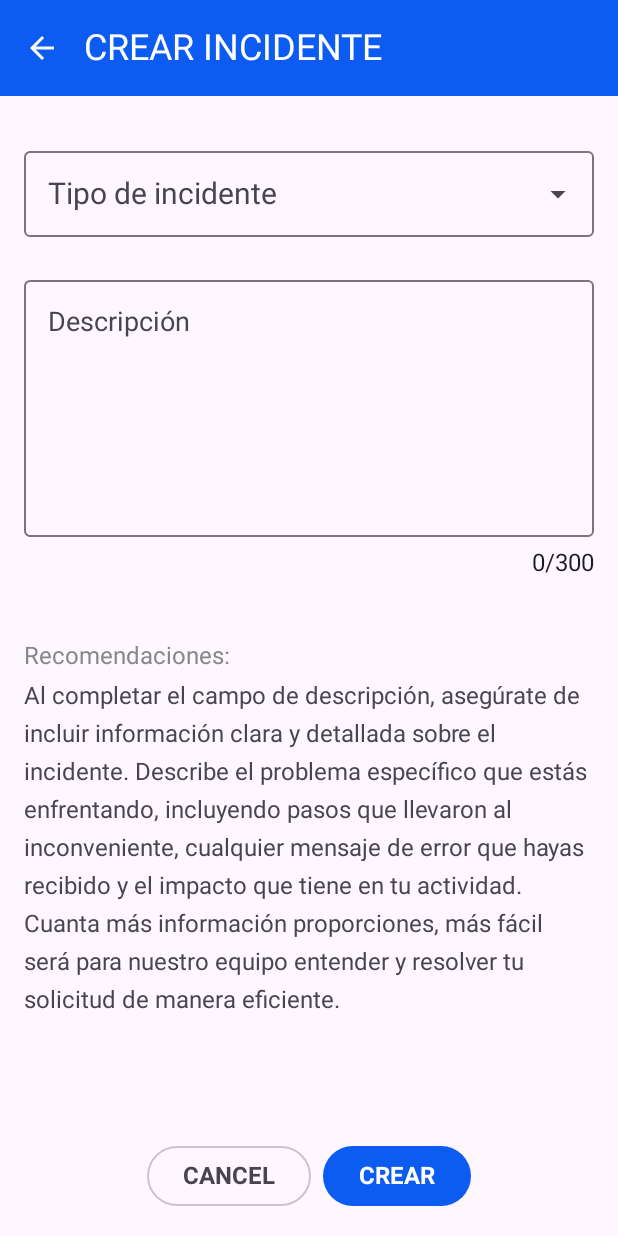
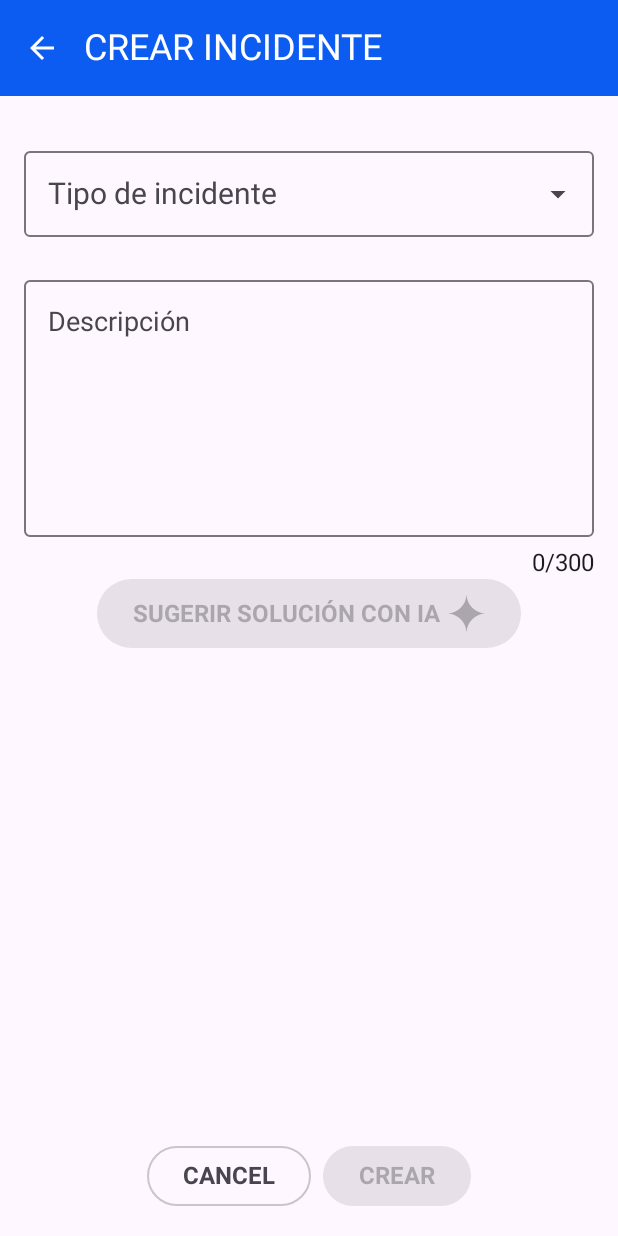
Before and after one commit to MISW-Basinglo/abcall-mobile, an Android app built with Jetpack Compose: the create screen opened through its navigation route, on a phone screen of 412 x 824 dp. Run offline under Robolectric (Android 15) with nearby library versions, the phone set to English and light mode, and no system bars; our stand-ins replace Dagger/Hilt's generated code, livedata-compose.

Commit message:
feat(Issues): Add IA generative

```diff
--- a/app/src/main/java/co/uniandes/abcall/MainActivity.kt
+++ b/app/src/main/java/co/uniandes/abcall/MainActivity.kt
@@ -11,7 +11,7 @@ import dagger.hilt.android.AndroidEntryPoint
 @AndroidEntryPoint
 class MainActivity : ComponentActivity() {
 
-    private var isAuthenticated = false
+    private var isAuthenticated = true
 
     override fun onCreate(savedInstanceState: Bundle?) {
         super.onCreate(savedInstanceState)
--- a/app/src/main/java/co/uniandes/abcall/data/repositories/issues/IssuesRepository.kt
+++ b/app/src/main/java/co/uniandes/abcall/data/repositories/issues/IssuesRepository.kt
@@ -5,4 +5,6 @@ import co.uniandes.abcall.data.models.Issue
 interface IssuesRepository {
     suspend fun getIssues(): List<Issue>
     suspend fun createIssue(type: String, description: String)
+    suspend fun suggestIssue(description: String): String
+
 }
--- a/app/src/main/java/co/uniandes/abcall/data/repositories/issues/IssuesRepositoryImpl.kt
+++ b/app/src/main/java/co/uniandes/abcall/data/repositories/issues/IssuesRepositoryImpl.kt
@@ -3,6 +3,7 @@ package co.uniandes.abcall.data.repositories.issues
 import co.uniandes.abcall.data.models.Issue
 import co.uniandes.abcall.networking.AbcallApi
 import co.uniandes.abcall.networking.IssueRequest
+import co.uniandes.abcall.networking.SuggestRequest
 import javax.inject.Inject
 
 class IssuesRepositoryImpl @Inject constructor(
@@ -37,4 +38,9 @@ class IssuesRepositoryImpl @Inject constructor(
         //api.createIssue(IssueRequest(type, description))
     }
 
+    override suspend fun suggestIssue(description: String): String {
+        //api.suggestIssue(SuggestRequest(description))
+        return "Al completar el campo de descripción, asegúrate de incluir información clara y detallada sobre el incidente. Describe el problema específico que estás enfrentando, incluyendo pasos que llevaron al inconveniente, cualquier mensaje de error que hayas recibido y el impacto que tiene en tu actividad. Cuanta más información proporciones, más fácil será para nuestro equipo entender y resolver tu solicitud de manera eficiente."
+    }
+
 }
--- a/app/src/main/java/co/uniandes/abcall/networking/AbcallApi.kt
+++ b/app/src/main/java/co/uniandes/abcall/networking/AbcallApi.kt
@@ -23,4 +23,7 @@ interface AbcallApi {
     @POST("issues")
     suspend fun createIssue(@Body request: IssueRequest)
 
+    @POST("issues")
+    suspend fun suggestIssue(@Body request: SuggestRequest): Response<SuggestResponse>
+
 }
--- a/app/src/main/java/co/uniandes/abcall/ui/screens/issues/CreateIssueScreen.kt
+++ b/app/src/main/java/co/uniandes/abcall/ui/screens/issues/CreateIssueScreen.kt
@@ -1,8 +1,6 @@
 package co.uniandes.abcall.ui.screens.issues
 
 import android.widget.Toast
-import androidx.compose.foundation.background
-import androidx.compose.foundation.clickable
 import androidx.compose.foundation.layout.Arrangement
 import androidx.compose.foundation.layout.Box
 import androidx.compose.foundation.layout.Column
@@ -11,12 +9,13 @@ import androidx.compose.foundation.layout.fillMaxSize
 import androidx.compose.foundation.layout.fillMaxWidth
 import androidx.compose.foundation.layout.height
 import androidx.compose.foundation.layout.padding
+import androidx.compose.foundation.layout.size
 import androidx.compose.material3.Button
-import androidx.compose.material3.CircularProgressIndicator
 import androidx.compose.material3.DropdownMenuItem
 import androidx.compose.material3.ExperimentalMaterial3Api
 import androidx.compose.material3.ExposedDropdownMenuBox
 import androidx.compose.material3.ExposedDropdownMenuDefaults
+import androidx.compose.material3.Icon
 import androidx.compose.material3.MaterialTheme
 import androidx.compose.material3.OutlinedButton
 import androidx.compose.material3.OutlinedTextField
@@ -30,16 +29,19 @@ import androidx.compose.runtime.remember
 import androidx.compose.ui.Alignment
 import androidx.compose.ui.Modifier
 import androidx.compose.ui.graphics.Color
+import androidx.compose.ui.platform.LocalSoftwareKeyboardController
 import androidx.compose.ui.res.colorResource
+import androidx.compose.ui.res.painterResource
 import androidx.compose.ui.res.stringResource
 import androidx.compose.ui.unit.dp
 import androidx.hilt.navigation.compose.hiltViewModel
 import androidx.navigation.NavController
 import co.uniandes.abcall.R
+import co.uniandes.abcall.data.models.IAState
 import co.uniandes.abcall.data.models.UpdateState
+import co.uniandes.abcall.ui.components.FullLoading
 import co.uniandes.abcall.ui.navigation.TopBar
 import co.uniandes.abcall.ui.navigation.goBack
-import co.uniandes.abcall.ui.navigation.goMain
 
 @OptIn(ExperimentalMaterial3Api::class)
 @Composable
@@ -50,6 +52,10 @@ fun CreateIssueScreen(navController: NavController, viewModel: CreateIssueViewMo
     val typeOptions = listOf("Salud", "Ciencia", "Tecnología")
 
     val updateState by viewModel.updateState.observeAsState(UpdateState.Idle)
+    val iaState by viewModel.iaState.observeAsState(IAState.Idle)
+    val suggestState by viewModel.suggestState.observeAsState("")
+
+    val keyboardController = LocalSoftwareKeyboardController.current
 
     Scaffold(
         topBar = {
@@ -74,7 +80,8 @@ fun CreateIssueScreen(navController: NavController, viewModel: CreateIssueViewMo
             ) {
 
                 Column(
-                    modifier = Modifier.weight(1f)
+                    modifier = Modifier.weight(1f),
+                    horizontalAlignment = Alignment.CenterHorizontally
                 ) {
                     ExposedDropdownMenuBox(
                         expanded = expanded.value,
@@ -141,6 +148,42 @@ fun CreateIssueScreen(navController: NavController, viewModel: CreateIssueViewMo
                         modifier = Modifier.align(Alignment.End)
                     )
 
+                    when (iaState) {
+                        is IAState.Loading -> {
+                            FullLoading(color = Color.White)
+                        }
+                        is IAState.Success -> {
+                            viewModel.resetState()
+                        }
+                        is IAState.Error -> {
+                            viewModel.resetState()
+                            val errorMessage = (iaState as IAState.Error).message
+                            Toast.makeText(navController.context, errorMessage, Toast.LENGTH_SHORT).show()
+                        }
+                        else -> {
+                            Button(
+                                enabled = typeState.value.isNotEmpty() && descriptionState.value.isNotEmpty(),
+                                onClick = {
+                                    keyboardController?.hide()
+                                    viewModel.suggestIssue(descriptionState.value)
+                                }
+                            ) {
+
+                                Text(
+                                    text = stringResource(id = R.string.suggest).uppercase(),
+                                    style = MaterialTheme.typography.headlineSmall
+                                )
+
+                                Icon(
+                                    painter = painterResource(id = R.drawable.ic_gemini),
+                                    contentDescription = stringResource(id = R.string.suggest_content_description),
+                                    modifier = Modifier.size(30.dp).padding(start = 5.dp)
+                                )
+                            }
+                        }
+                    }
+
+                    if(suggestState.isNotEmpty()){
                         Text(
                             modifier = Modifier.padding(top = 43.dp, bottom = 8.dp),
                             text = stringResource(id = R.string.recommendations),
@@ -149,10 +192,11 @@ fun CreateIssueScreen(navController: NavController, viewModel: CreateIssueViewMo
                         )
 
                         Text(
-                        text = stringResource(id = R.string.recommendations_body),
+                            text = suggestState,
                             style = MaterialTheme.typography.bodySmall,
                             color = colorResource(id = R.color.grey_medium),
                         )
+                    }
 
                 }
 
@@ -168,6 +212,7 @@ fun CreateIssueScreen(navController: NavController, viewModel: CreateIssueViewMo
                         )
                     }
                     Button(
+                        enabled = typeState.value.isNotEmpty() && descriptionState.value.isNotEmpty(),
                         onClick = { viewModel.createIssue(typeState.value, descriptionState.value) }
                     ) {
                         Text(
@@ -181,17 +226,7 @@ fun CreateIssueScreen(navController: NavController, viewModel: CreateIssueViewMo
 
             when (updateState) {
                 is UpdateState.Loading -> {
-                    Box(
-                        modifier = Modifier
-                            .fillMaxSize()
-                            .background(Color.Gray.copy(alpha = 0.5f))
-                            .clickable(enabled = false) {}
-                    ) {
-                        CircularProgressIndicator(
-                            modifier = Modifier.align(Alignment.Center),
-                            color = MaterialTheme.colorScheme.primary
-                        )
-                    }
+                    FullLoading()
                 }
                 is UpdateState.Success -> {
                     viewModel.resetState()
--- a/app/src/main/java/co/uniandes/abcall/ui/screens/issues/CreateIssueViewModel.kt
+++ b/app/src/main/java/co/uniandes/abcall/ui/screens/issues/CreateIssueViewModel.kt
@@ -4,6 +4,7 @@ import androidx.lifecycle.LiveData
 import androidx.lifecycle.MutableLiveData
 import androidx.lifecycle.ViewModel
 import androidx.lifecycle.viewModelScope
+import co.uniandes.abcall.data.models.IAState
 import co.uniandes.abcall.data.models.Issue
 import co.uniandes.abcall.data.models.UpdateState
 import co.uniandes.abcall.data.repositories.issues.IssuesRepository
@@ -20,6 +21,14 @@ class CreateIssueViewModel @Inject constructor(
     private val _updateState = MutableLiveData<UpdateState>(UpdateState.Idle)
     val updateState: LiveData<UpdateState> get() = _updateState
 
+
+    private val _iaState = MutableLiveData<IAState>(IAState.Idle)
+    val iaState: LiveData<IAState> get() = _iaState
+
+
+    private val _suggestState = MutableLiveData<String>()
+    val suggestState: LiveData<String> get() = _suggestState
+
     fun createIssue(type: String, description: String) {
         viewModelScope.launch {
             try {
@@ -33,7 +42,21 @@ class CreateIssueViewModel @Inject constructor(
         }
     }
 
+    fun suggestIssue(description: String) {
+        viewModelScope.launch {
+            try {
+                _iaState.value = IAState.Loading
+                delay(2000)
+                _suggestState.value = repository.suggestIssue(description)
+                _iaState.value = IAState.Success
+            } catch (e: Exception) {
+                _updateState.value = UpdateState.Error("Error de red: ${e.message}")
+            }
+        }
+    }
+
     fun resetState() {
+        _iaState.value = IAState.Idle
         _updateState.value = UpdateState.Idle
     }
 
--- a/app/src/main/java/co/uniandes/abcall/ui/screens/settings/SettingsScreen.kt
+++ b/app/src/main/java/co/uniandes/abcall/ui/screens/settings/SettingsScreen.kt
@@ -186,6 +186,7 @@ fun SettingsScreen(navController: NavController, viewModel: SettingsViewModel =
                         )
                     }
                     Button(
+                        enabled = channelState.value.isNotEmpty(),
                         onClick = {
                             viewModel.updateChannel(channelState.value)
                         }
--- /dev/null
+++ b/app/src/main/res/drawable/ic_gemini.xml
@@ -0,0 +1,21 @@
+<vector xmlns:android="http://schemas.android.com/apk/res/android"
+    xmlns:aapt="http://schemas.android.com/aapt"
+    android:width="16dp"
+    android:height="16dp"
+    android:viewportWidth="16"
+    android:viewportHeight="16">
+  <path
+      android:pathData="M16,8.016A8.522,8.522 0,0 0,8.016 16h-0.032A8.521,8.521 0,0 0,0 8.016v-0.032A8.521,8.521 0,0 0,7.984 0h0.032A8.522,8.522 0,0 0,16 7.984v0.032z">
+    <aapt:attr name="android:fillColor">
+      <gradient
+          android:centerX="1.588"
+          android:centerY="6.503"
+          android:gradientRadius="17.03"
+          android:type="radial">
+        <item android:offset="0.067" android:color="#FF9168C0"/>
+        <item android:offset="0.343" android:color="#FF5684D1"/>
+        <item android:offset="0.672" android:color="#FF1BA1E3"/>
+      </gradient>
+    </aapt:attr>
+  </path>
+</vector>
--- a/app/src/main/res/values/strings.xml
+++ b/app/src/main/res/values/strings.xml
@@ -21,7 +21,9 @@
     <string name="issue_create_content_description">Este botón permite crear un nuevo incidente</string>
     <string name="type_issue">Tipo de incidente</string>
     <string name="recommendations">Recomendaciones:</string>
-    <string name="recommendations_body">Al completar el campo de descripción, asegúrate de incluir información clara y detallada sobre el incidente. Describe el problema específico que estás enfrentando, incluyendo pasos que llevaron al inconveniente, cualquier mensaje de error que hayas recibido y el impacto que tiene en tu actividad. Cuanta más información proporciones, más fácil será para nuestro equipo entender y resolver tu solicitud de manera eficiente.</string>
+    <string name="suggest">Sugerir solución con IA</string>
+    <string name="suggest_content_description">Este botón permite sugerir una solución con IA"></string>
+
 
     <string name="chat">Chatbot</string>
     <string name="chat_input">Escribe un mensaje...</string>
```
Also changed, not shown: app/src/main/java/co/uniandes/abcall/data/models/IAState.kt (added, +8 -0 lines), app/src/main/java/co/uniandes/abcall/networking/DTOs.kt (+8 -0 lines), app/src/main/java/co/uniandes/abcall/ui/components/Loadings.kt (added, +27 -0 lines), app/src/main/java/co/uniandes/abcall/ui/screens/auth/LoginScreen.kt (+2 -11 lines), app/src/main/java/co/uniandes/abcall/ui/screens/issues/IssuesScreen.kt (+2 -11 lines). Lines whose indentation alone changed are shown as unchanged.
